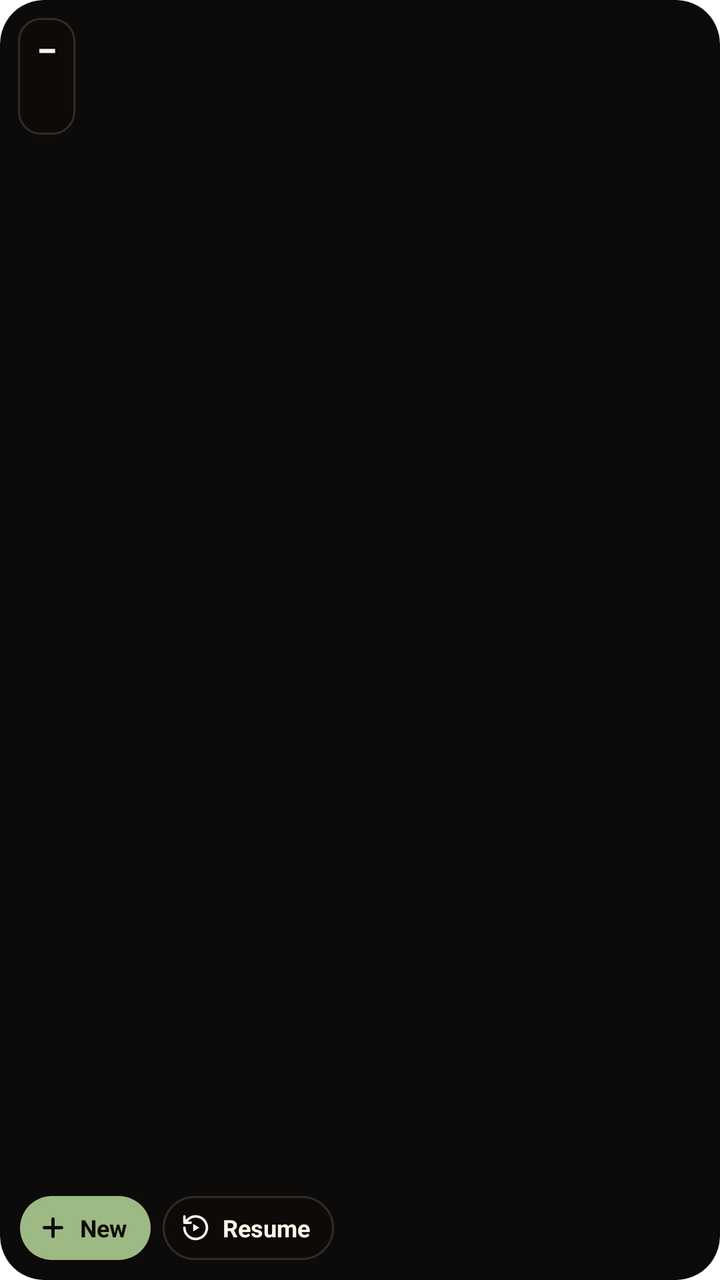
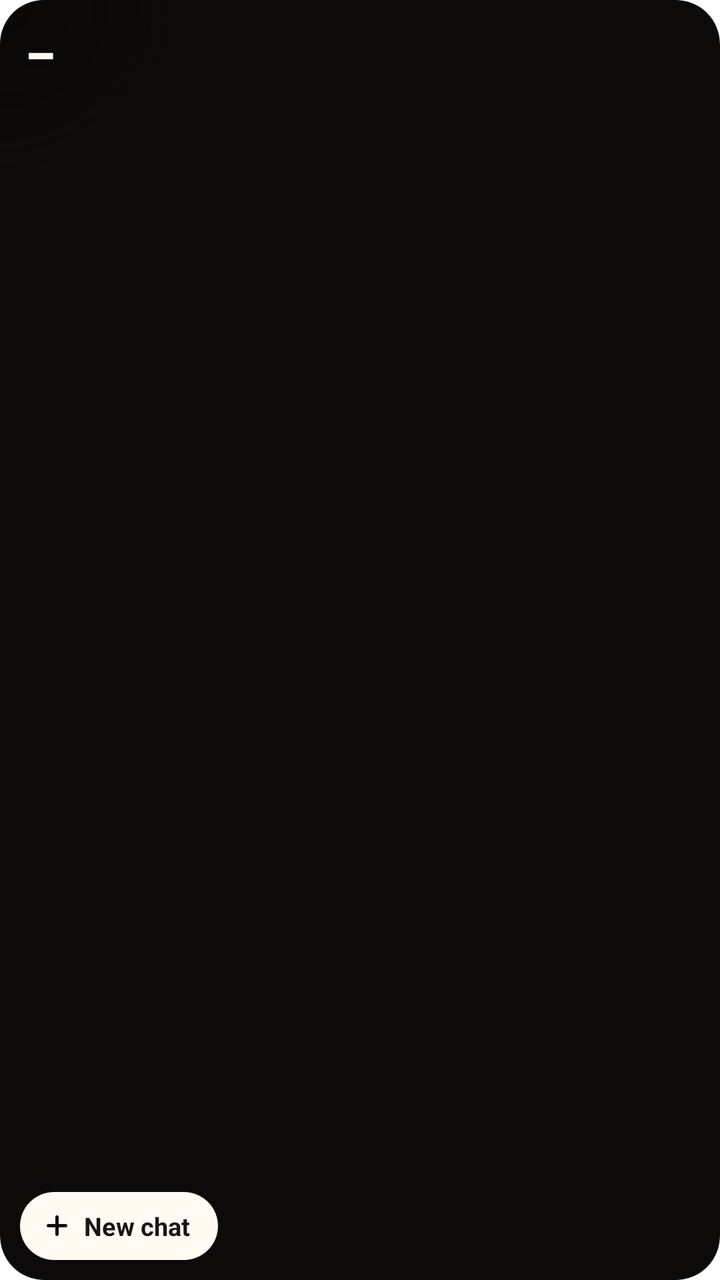

Screens rendered from an Android XML layout before and after an edit, with the pre-edit source and the edit as a unified diff.
<!-- AndroidManifest.xml: application theme Theme.flowcode_mobile -->
<!-- res/layout/widget_canneto.xml -->
<?xml version="1.0" encoding="utf-8"?>
<FrameLayout xmlns:android="http://schemas.android.com/apk/res/android"
    android:id="@+id/root"
    android:layout_width="match_parent"
    android:layout_height="match_parent"
    android:background="@drawable/widget_bg"
    android:clipToOutline="true">
    <ViewFlipper
        android:id="@+id/flipper"
        android:layout_width="match_parent"
        android:layout_height="match_parent"
        android:autoStart="true"
        android:flipInterval="250">
        <ImageView android:id="@+id/f0" android:layout_width="match_parent" android:layout_height="match_parent" android:scaleType="centerCrop" />
        <ImageView android:id="@+id/f1" android:layout_width="match_parent" android:layout_height="match_parent" android:scaleType="centerCrop" />
        <ImageView android:id="@+id/f2" android:layout_width="match_parent" android:layout_height="match_parent" android:scaleType="centerCrop" />
        <ImageView android:id="@+id/f3" android:layout_width="match_parent" android:layout_height="match_parent" android:scaleType="centerCrop" />
        <ImageView android:id="@+id/f4" android:layout_width="match_parent" android:layout_height="match_parent" android:scaleType="centerCrop" />
        <ImageView android:id="@+id/f5" android:layout_width="match_parent" android:layout_height="match_parent" android:scaleType="centerCrop" />
        <ImageView android:id="@+id/f6" android:layout_width="match_parent" android:layout_height="match_parent" android:scaleType="centerCrop" />
        <ImageView android:id="@+id/f7" android:layout_width="match_parent" android:layout_height="match_parent" android:scaleType="centerCrop" />
    </ViewFlipper>
    <LinearLayout
        android:id="@+id/chip"
        android:layout_width="wrap_content"
        android:layout_height="wrap_content"
        android:layout_gravity="top|start"
        android:layout_margin="9dp"
        android:background="@drawable/widget_glass_chip"
        android:orientation="vertical"
        android:paddingStart="9dp"
        android:paddingTop="5dp"
        android:paddingEnd="9dp"
        android:paddingBottom="5dp">
        <TextView
            android:id="@+id/chip_num"
            android:layout_width="wrap_content"
            android:layout_height="wrap_content"
            android:fontFamily="monospace"
            android:includeFontPadding="false"
            android:shadowColor="#59000000"
            android:shadowDy="1"
            android:shadowRadius="2"
            android:text="–"
            android:textColor="#fff6ea"
            android:textSize="18sp"
            android:textStyle="bold" />
        <TextView
            android:id="@+id/chip_label"
            android:layout_width="wrap_content"
            android:layout_height="wrap_content"
            android:layout_marginTop="2dp"
            android:includeFontPadding="false"
            android:maxLines="1"
            android:shadowColor="#59000000"
            android:shadowDy="1"
            android:shadowRadius="2"
            android:textColor="#D9fff6ea"
            android:textSize="10sp" />
        <TextView
            android:id="@+id/chip_mono"
            android:layout_width="wrap_content"
            android:layout_height="wrap_content"
            android:layout_marginTop="2dp"
            android:fontFamily="monospace"
            android:includeFontPadding="false"
            android:maxLines="1"
            android:shadowColor="#59000000"
            android:shadowDy="1"
            android:shadowRadius="2"
            android:textColor="#B3fff6ea"
            android:textSize="10sp" />
    </LinearLayout>
    <LinearLayout
        android:id="@+id/row"
        android:layout_width="wrap_content"
        android:layout_height="wrap_content"
        android:layout_gravity="bottom|start"
        android:layout_margin="10dp"
        android:gravity="center_vertical"
        android:orientation="horizontal"
        >
        <LinearLayout
            android:id="@+id/new_pill"
            android:layout_width="wrap_content"
            android:layout_height="32dp"
            android:layout_marginEnd="6dp"
            android:background="@drawable/widget_accent_pill"
            android:gravity="center_vertical"
            android:orientation="horizontal"
            android:paddingStart="9dp"
            android:paddingEnd="12dp">
            <ImageView
                android:layout_width="15dp"
                android:layout_height="15dp"
                android:src="@drawable/widget_ic_plus" />
            <TextView
                android:id="@+id/new_label"
                android:layout_width="wrap_content"
                android:layout_height="wrap_content"
                android:layout_marginStart="6dp"
                android:maxLines="1"
                android:text="@string/widget_new"
                android:textColor="#0e0a07"
                android:textSize="12sp"
                android:textStyle="bold" />
        </LinearLayout>
        <ImageView
            android:id="@+id/new_fab"
            android:layout_width="38dp"
            android:layout_height="38dp"
            android:background="@drawable/widget_accent_round"
            android:contentDescription="@string/widget_cd_new"
            android:padding="10dp"
            android:layout_marginEnd="6dp"
            android:src="@drawable/widget_ic_plus"
            android:visibility="gone" />
        <LinearLayout
            android:id="@+id/resume_pill"
            android:layout_width="wrap_content"
            android:layout_height="32dp"
            android:layout_marginEnd="6dp"
            android:background="@drawable/widget_glass_pill"
            android:gravity="center_vertical"
            android:orientation="horizontal"
            android:paddingStart="9dp"
            android:paddingEnd="12dp">
            <ImageView
                android:layout_width="15dp"
                android:layout_height="15dp"
                android:src="@drawable/widget_ic_resume" />
            <TextView
                android:id="@+id/resume_label"
                android:layout_width="wrap_content"
                android:layout_height="wrap_content"
                android:layout_marginStart="6dp"
                android:maxLines="1"
                android:text="@string/widget_resume"
                android:textColor="#fff6ea"
                android:textSize="12sp"
                android:textStyle="bold" />
        </LinearLayout>
        <ImageView
            android:id="@+id/resume_round"
            android:layout_width="32dp"
            android:layout_height="32dp"
            android:background="@drawable/widget_glass_round"
            android:contentDescription="@string/widget_cd_resume"
            android:padding="8dp"
            android:layout_marginEnd="6dp"
            android:src="@drawable/widget_ic_resume"
            android:visibility="gone" />
    </LinearLayout>
</FrameLayout>
<!-- resources referenced by this layout -->
<resources>
  <!-- drawable widget_accent_pill (drawable) -->
  <?xml version="1.0" encoding="utf-8"?>
  <shape xmlns:android="http://schemas.android.com/apk/res/android" android:shape="rectangle">
      <solid android:color="#9db984" />
      <corners android:radius="16dp" />
  </shape>
  <!-- drawable widget_accent_round (drawable) -->
  <?xml version="1.0" encoding="utf-8"?>
  <shape xmlns:android="http://schemas.android.com/apk/res/android" android:shape="oval">
      <solid android:color="#9db984" />
  </shape>
  <!-- drawable widget_bg (drawable) -->
  <?xml version="1.0" encoding="utf-8"?>
  <shape xmlns:android="http://schemas.android.com/apk/res/android" android:shape="rectangle">
      <solid android:color="#0d0b09" />
      <corners android:radius="22dp" />
  </shape>
  <!-- drawable widget_glass_chip (drawable) -->
  <?xml version="1.0" encoding="utf-8"?>
  <shape xmlns:android="http://schemas.android.com/apk/res/android" android:shape="rectangle">
      <solid android:color="#570C0A08" />
      <corners android:radius="11dp" />
      <stroke android:width="1dp" android:color="#24FFFFFF" />
  </shape>
  <!-- drawable widget_glass_pill (drawable) -->
  <?xml version="1.0" encoding="utf-8"?>
  <shape xmlns:android="http://schemas.android.com/apk/res/android" android:shape="rectangle">
      <solid android:color="#570C0A08" />
      <corners android:radius="16dp" />
      <stroke android:width="1dp" android:color="#24FFFFFF" />
  </shape>
  <!-- drawable widget_glass_round (drawable) -->
  <?xml version="1.0" encoding="utf-8"?>
  <shape xmlns:android="http://schemas.android.com/apk/res/android" android:shape="oval">
      <solid android:color="#570C0A08" />
      <stroke android:width="1dp" android:color="#24FFFFFF" />
  </shape>
  <!-- drawable widget_ic_plus (drawable) -->
  <?xml version="1.0" encoding="utf-8"?>
  <vector xmlns:android="http://schemas.android.com/apk/res/android" android:width="24dp" android:height="24dp" android:viewportWidth="24" android:viewportHeight="24">
      <path android:pathData="M12,5v14M5,12h14" android:strokeColor="#0e0a07" android:strokeWidth="2.6" android:strokeLineCap="round" android:strokeLineJoin="round" />
  </vector>
  <!-- drawable widget_ic_resume (drawable) -->
  <?xml version="1.0" encoding="utf-8"?>
  <vector xmlns:android="http://schemas.android.com/apk/res/android" android:width="24dp" android:height="24dp" android:viewportWidth="24" android:viewportHeight="24">
      <path android:pathData="M3,12a9,9 0 1 0 3,-6.7L3,8M3,3v5h5" android:strokeColor="#fff6ea" android:strokeWidth="2" android:strokeLineCap="round" android:strokeLineJoin="round" />
      <path android:pathData="M10,9l5,3-5,3z" android:fillColor="#fff6ea" />
  </vector>
  <string name="widget_cd_new">New chat</string>
  <string name="widget_cd_resume">Resume the last chat</string>
  <string name="widget_new">New</string>
  <string name="widget_resume">Resume</string>
  <style name="Theme.flowcode_mobile" parent="Theme.MaterialComponents.DayNight.NoActionBar">
          
      </style>
</resources>

<!-- the commit's change to res/layout/widget_canneto.xml (unified diff, before → after) -->
@@ -10,66 +10,102 @@
         android:layout_width="match_parent"
         android:layout_height="match_parent"
         android:autoStart="true"
-        android:flipInterval="250">
-        <ImageView android:id="@+id/f0" android:layout_width="match_parent" android:layout_height="match_parent" android:scaleType="centerCrop" />
-        <ImageView android:id="@+id/f1" android:layout_width="match_parent" android:layout_height="match_parent" android:scaleType="centerCrop" />
-        <ImageView android:id="@+id/f2" android:layout_width="match_parent" android:layout_height="match_parent" android:scaleType="centerCrop" />
-        <ImageView android:id="@+id/f3" android:layout_width="match_parent" android:layout_height="match_parent" android:scaleType="centerCrop" />
-        <ImageView android:id="@+id/f4" android:layout_width="match_parent" android:layout_height="match_parent" android:scaleType="centerCrop" />
-        <ImageView android:id="@+id/f5" android:layout_width="match_parent" android:layout_height="match_parent" android:scaleType="centerCrop" />
-        <ImageView android:id="@+id/f6" android:layout_width="match_parent" android:layout_height="match_parent" android:scaleType="centerCrop" />
-        <ImageView android:id="@+id/f7" android:layout_width="match_parent" android:layout_height="match_parent" android:scaleType="centerCrop" />
+        android:flipInterval="83">
+        <ImageView android:id="@+id/f0" android:layout_width="match_parent" android:layout_height="match_parent" android:scaleType="fitXY" />
+        <ImageView android:id="@+id/f1" android:layout_width="match_parent" android:layout_height="match_parent" android:scaleType="fitXY" />
+        <ImageView android:id="@+id/f2" android:layout_width="match_parent" android:layout_height="match_parent" android:scaleType="fitXY" />
+        <ImageView android:id="@+id/f3" android:layout_width="match_parent" android:layout_height="match_parent" android:scaleType="fitXY" />
+        <ImageView android:id="@+id/f4" android:layout_width="match_parent" android:layout_height="match_parent" android:scaleType="fitXY" />
+        <ImageView android:id="@+id/f5" android:layout_width="match_parent" android:layout_height="match_parent" android:scaleType="fitXY" />
+        <ImageView android:id="@+id/f6" android:layout_width="match_parent" android:layout_height="match_parent" android:scaleType="fitXY" />
+        <ImageView android:id="@+id/f7" android:layout_width="match_parent" android:layout_height="match_parent" android:scaleType="fitXY" />
+        <ImageView android:id="@+id/f8" android:layout_width="match_parent" android:layout_height="match_parent" android:scaleType="fitXY" />
+        <ImageView android:id="@+id/f9" android:layout_width="match_parent" android:layout_height="match_parent" android:scaleType="fitXY" />
+        <ImageView android:id="@+id/f10" android:layout_width="match_parent" android:layout_height="match_parent" android:scaleType="fitXY" />
+        <ImageView android:id="@+id/f11" android:layout_width="match_parent" android:layout_height="match_parent" android:scaleType="fitXY" />
+        <ImageView android:id="@+id/f12" android:layout_width="match_parent" android:layout_height="match_parent" android:scaleType="fitXY" />
+        <ImageView android:id="@+id/f13" android:layout_width="match_parent" android:layout_height="match_parent" android:scaleType="fitXY" />
+        <ImageView android:id="@+id/f14" android:layout_width="match_parent" android:layout_height="match_parent" android:scaleType="fitXY" />
+        <ImageView android:id="@+id/f15" android:layout_width="match_parent" android:layout_height="match_parent" android:scaleType="fitXY" />
+        <ImageView android:id="@+id/f16" android:layout_width="match_parent" android:layout_height="match_parent" android:scaleType="fitXY" />
+        <ImageView android:id="@+id/f17" android:layout_width="match_parent" android:layout_height="match_parent" android:scaleType="fitXY" />
+        <ImageView android:id="@+id/f18" android:layout_width="match_parent" android:layout_height="match_parent" android:scaleType="fitXY" />
+        <ImageView android:id="@+id/f19" android:layout_width="match_parent" android:layout_height="match_parent" android:scaleType="fitXY" />
+        <ImageView android:id="@+id/f20" android:layout_width="match_parent" android:layout_height="match_parent" android:scaleType="fitXY" />
+        <ImageView android:id="@+id/f21" android:layout_width="match_parent" android:layout_height="match_parent" android:scaleType="fitXY" />
+        <ImageView android:id="@+id/f22" android:layout_width="match_parent" android:layout_height="match_parent" android:scaleType="fitXY" />
+        <ImageView android:id="@+id/f23" android:layout_width="match_parent" android:layout_height="match_parent" android:scaleType="fitXY" />
     </ViewFlipper>
+    <ImageView
+        android:id="@+id/scrim"
+        android:layout_width="170dp"
+        android:layout_height="110dp"
+        android:layout_gravity="top|start"
+        android:importantForAccessibility="no"
+        android:scaleType="fitXY"
+        android:src="@drawable/widget_scrim" />
     <LinearLayout
-        android:id="@+id/chip"
+        android:id="@+id/stat"
         android:layout_width="wrap_content"
         android:layout_height="wrap_content"
         android:layout_gravity="top|start"
-        android:layout_margin="9dp"
-        android:background="@drawable/widget_glass_chip"
-        android:orientation="vertical"
-        android:paddingStart="9dp"
-        android:paddingTop="5dp"
-        android:paddingEnd="9dp"
-        android:paddingBottom="5dp">
+        android:layout_marginStart="12dp"
+        android:layout_marginTop="10dp"
+        android:orientation="vertical">
         <TextView
-            android:id="@+id/chip_num"
+            android:id="@+id/stat_num"
             android:layout_width="wrap_content"
             android:layout_height="wrap_content"
             android:fontFamily="monospace"
             android:includeFontPadding="false"
-            android:shadowColor="#59000000"
+            android:letterSpacing="-0.03"
+            android:shadowColor="#99000000"
             android:shadowDy="1"
-            android:shadowRadius="2"
+            android:shadowRadius="6"
             android:text="–"
-            android:textColor="#fff6ea"
-            android:textSize="18sp"
+            android:textColor="#fffaf2"
+            android:textSize="28sp"
             android:textStyle="bold" />
         <TextView
-            android:id="@+id/chip_label"
+            android:id="@+id/stat_label"
             android:layout_width="wrap_content"
             android:layout_height="wrap_content"
-            android:layout_marginTop="2dp"
+            android:layout_marginTop="3dp"
             android:includeFontPadding="false"
             android:maxLines="1"
-            android:shadowColor="#59000000"
+            android:shadowColor="#99000000"
             android:shadowDy="1"
-            android:shadowRadius="2"
-            android:textColor="#D9fff6ea"
-            android:textSize="10sp" />
+            android:shadowRadius="6"
+            android:textColor="#EBfffaf2"
+            android:textSize="11sp" />
+    </LinearLayout>
+    <LinearLayout
+        android:id="@+id/new_pill"
+        android:layout_width="wrap_content"
+        android:layout_height="34dp"
+        android:layout_gravity="bottom|start"
+        android:layout_margin="10dp"
+        android:background="@drawable/widget_white_pill"
+        android:contentDescription="@string/widget_cd_new"
+        android:gravity="center_vertical"
+        android:orientation="horizontal"
+        android:paddingStart="11dp"
+        android:paddingEnd="14dp">
+        <ImageView
+            android:layout_width="15dp"
+            android:layout_height="15dp"
+            android:importantForAccessibility="no"
+            android:src="@drawable/widget_ic_plus" />
         <TextView
-            android:id="@+id/chip_mono"
+            android:id="@+id/new_label"
             android:layout_width="wrap_content"
             android:layout_height="wrap_content"
-            android:layout_marginTop="2dp"
-            android:fontFamily="monospace"
-            android:includeFontPadding="false"
+            android:layout_marginStart="6dp"
             android:maxLines="1"
-            android:shadowColor="#59000000"
-            android:shadowDy="1"
-            android:shadowRadius="2"
-            android:textColor="#B3fff6ea"
-            android:textSize="10sp" />
+            android:text="@string/widget_new_chat"
+            android:textColor="#1a1511"
+            android:textSize="12.5sp"
+            android:textStyle="bold" />
     </LinearLayout>
     <LinearLayout
         android:id="@+id/row"
@@ -77,78 +113,14 @@
         android:layout_height="wrap_content"
         android:layout_gravity="bottom|start"
         android:layout_margin="10dp"
-        android:gravity="center_vertical"
-        android:orientation="horizontal"
-        >
-        <LinearLayout
-            android:id="@+id/new_pill"
-            android:layout_width="wrap_content"
-            android:layout_height="32dp"
-            android:layout_marginEnd="6dp"
-            android:background="@drawable/widget_accent_pill"
-            android:gravity="center_vertical"
-            android:orientation="horizontal"
-            android:paddingStart="9dp"
-            android:paddingEnd="12dp">
-            <ImageView
-                android:layout_width="15dp"
-                android:layout_height="15dp"
-                android:src="@drawable/widget_ic_plus" />
-            <TextView
-                android:id="@+id/new_label"
-                android:layout_width="wrap_content"
-                android:layout_height="wrap_content"
-                android:layout_marginStart="6dp"
-                android:maxLines="1"
-                android:text="@string/widget_new"
-                android:textColor="#0e0a07"
-                android:textSize="12sp"
-                android:textStyle="bold" />
-        </LinearLayout>
+        android:visibility="gone">
         <ImageView
-            android:id="@+id/new_fab"
+            android:id="@+id/fab"
             android:layout_width="38dp"
             android:layout_height="38dp"
-            android:background="@drawable/widget_accent_round"
+            android:background="@drawable/widget_white_round"
             android:contentDescription="@string/widget_cd_new"
             android:padding="10dp"
-            android:layout_marginEnd="6dp"
-            android:src="@drawable/widget_ic_plus"
-            android:visibility="gone" />
-        <LinearLayout
-            android:id="@+id/resume_pill"
-            android:layout_width="wrap_content"
-            android:layout_height="32dp"
-            android:layout_marginEnd="6dp"
-            android:background="@drawable/widget_glass_pill"
-            android:gravity="center_vertical"
-            android:orientation="horizontal"
-            android:paddingStart="9dp"
-            android:paddingEnd="12dp">
-            <ImageView
-                android:layout_width="15dp"
-                android:layout_height="15dp"
-                android:src="@drawable/widget_ic_resume" />
-            <TextView
-                android:id="@+id/resume_label"
-                android:layout_width="wrap_content"
-                android:layout_height="wrap_content"
-                android:layout_marginStart="6dp"
-                android:maxLines="1"
-                android:text="@string/widget_resume"
-                android:textColor="#fff6ea"
-                android:textSize="12sp"
-                android:textStyle="bold" />
-        </LinearLayout>
-        <ImageView
-            android:id="@+id/resume_round"
-            android:layout_width="32dp"
-            android:layout_height="32dp"
-            android:background="@drawable/widget_glass_round"
-            android:contentDescription="@string/widget_cd_resume"
-            android:padding="8dp"
-            android:layout_marginEnd="6dp"
-            android:src="@drawable/widget_ic_resume"
-            android:visibility="gone" />
+            android:src="@drawable/widget_ic_plus" />
     </LinearLayout>
 </FrameLayout>
<!-- resource entries referenced after the edit -->
@@ -1,57 +1,41 @@
 <!-- resources referenced by this layout -->
 <resources>
-  <!-- drawable widget_accent_pill (drawable) -->
-  <?xml version="1.0" encoding="utf-8"?>
-  <shape xmlns:android="http://schemas.android.com/apk/res/android" android:shape="rectangle">
-      <solid android:color="#9db984" />
-      <corners android:radius="16dp" />
-  </shape>
-  <!-- drawable widget_accent_round (drawable) -->
-  <?xml version="1.0" encoding="utf-8"?>
-  <shape xmlns:android="http://schemas.android.com/apk/res/android" android:shape="oval">
-      <solid android:color="#9db984" />
-  </shape>
   <!-- drawable widget_bg (drawable) -->
   <?xml version="1.0" encoding="utf-8"?>
   <shape xmlns:android="http://schemas.android.com/apk/res/android" android:shape="rectangle">
       <solid android:color="#0d0b09" />
       <corners android:radius="22dp" />
   </shape>
-  <!-- drawable widget_glass_chip (drawable) -->
-  <?xml version="1.0" encoding="utf-8"?>
-  <shape xmlns:android="http://schemas.android.com/apk/res/android" android:shape="rectangle">
-      <solid android:color="#570C0A08" />
-      <corners android:radius="11dp" />
-      <stroke android:width="1dp" android:color="#24FFFFFF" />
-  </shape>
-  <!-- drawable widget_glass_pill (drawable) -->
-  <?xml version="1.0" encoding="utf-8"?>
-  <shape xmlns:android="http://schemas.android.com/apk/res/android" android:shape="rectangle">
-      <solid android:color="#570C0A08" />
-      <corners android:radius="16dp" />
-      <stroke android:width="1dp" android:color="#24FFFFFF" />
-  </shape>
-  <!-- drawable widget_glass_round (drawable) -->
-  <?xml version="1.0" encoding="utf-8"?>
-  <shape xmlns:android="http://schemas.android.com/apk/res/android" android:shape="oval">
-      <solid android:color="#570C0A08" />
-      <stroke android:width="1dp" android:color="#24FFFFFF" />
-  </shape>
   <!-- drawable widget_ic_plus (drawable) -->
   <?xml version="1.0" encoding="utf-8"?>
   <vector xmlns:android="http://schemas.android.com/apk/res/android" android:width="24dp" android:height="24dp" android:viewportWidth="24" android:viewportHeight="24">
       <path android:pathData="M12,5v14M5,12h14" android:strokeColor="#0e0a07" android:strokeWidth="2.6" android:strokeLineCap="round" android:strokeLineJoin="round" />
   </vector>
-  <!-- drawable widget_ic_resume (drawable) -->
+  <!-- drawable widget_scrim (drawable) -->
   <?xml version="1.0" encoding="utf-8"?>
-  <vector xmlns:android="http://schemas.android.com/apk/res/android" android:width="24dp" android:height="24dp" android:viewportWidth="24" android:viewportHeight="24">
-      <path android:pathData="M3,12a9,9 0 1 0 3,-6.7L3,8M3,3v5h5" android:strokeColor="#fff6ea" android:strokeWidth="2" android:strokeLineCap="round" android:strokeLineJoin="round" />
-      <path android:pathData="M10,9l5,3-5,3z" android:fillColor="#fff6ea" />
-  </vector>
+  <shape xmlns:android="http://schemas.android.com/apk/res/android" android:shape="rectangle">
+      <gradient
+          android:type="radial"
+          android:centerX="0"
+          android:centerY="0"
+          android:gradientRadius="100%p"
+          android:startColor="#9E080604"
+          android:centerColor="#61080604"
+          android:endColor="#00080604" />
+  </shape>
+  <!-- drawable widget_white_pill (drawable) -->
+  <?xml version="1.0" encoding="utf-8"?>
+  <shape xmlns:android="http://schemas.android.com/apk/res/android" android:shape="rectangle">
+      <solid android:color="#fffaf2" />
+      <corners android:radius="17dp" />
+  </shape>
+  <!-- drawable widget_white_round (drawable) -->
+  <?xml version="1.0" encoding="utf-8"?>
+  <shape xmlns:android="http://schemas.android.com/apk/res/android" android:shape="oval">
+      <solid android:color="#fffaf2" />
+  </shape>
   <string name="widget_cd_new">New chat</string>
-  <string name="widget_cd_resume">Resume the last chat</string>
-  <string name="widget_new">New</string>
-  <string name="widget_resume">Resume</string>
+  <string name="widget_new_chat">New chat</string>
   <style name="Theme.flowcode_mobile" parent="Theme.MaterialComponents.DayNight.NoActionBar">
           
       </style>
